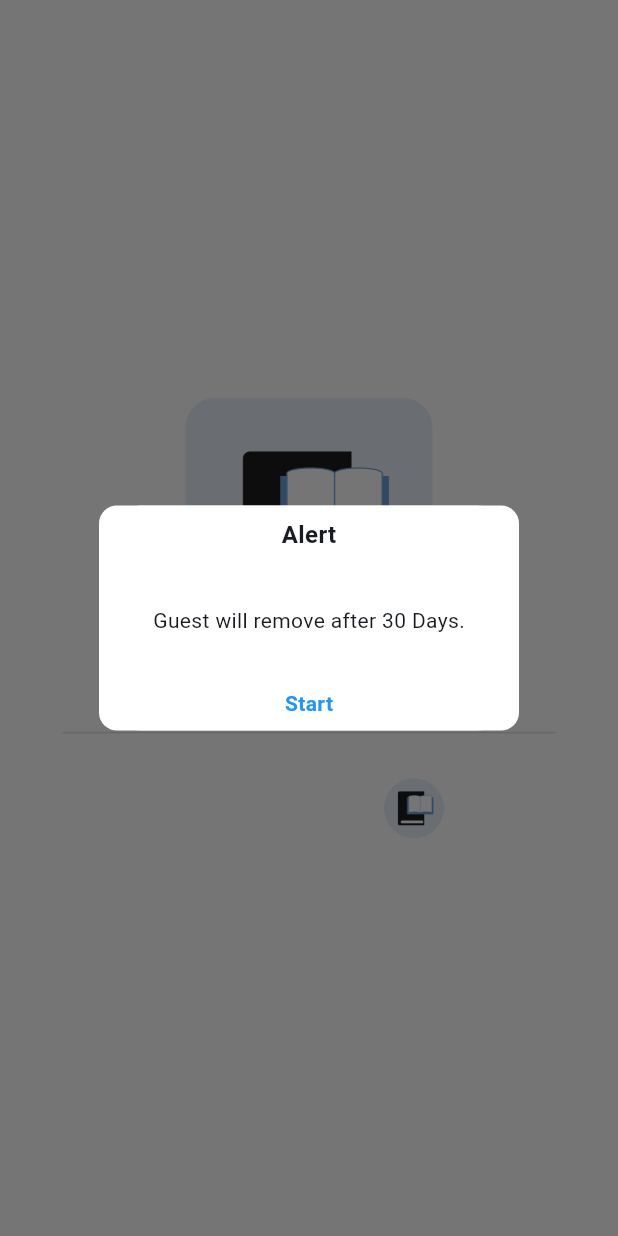
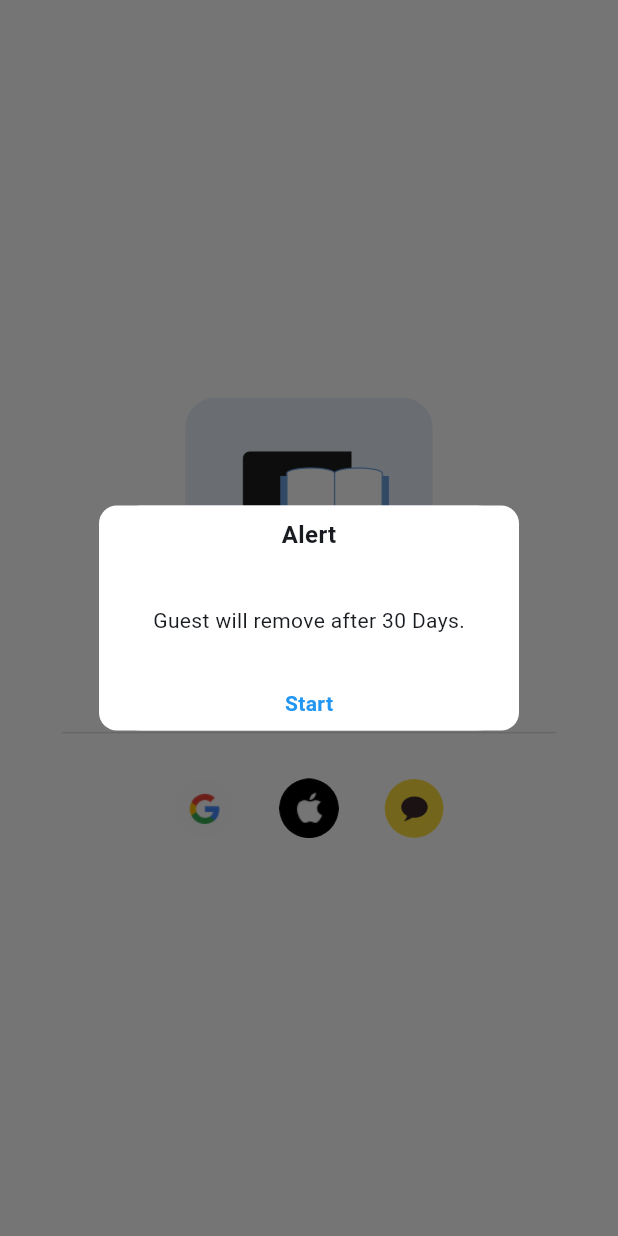
Before and after one commit to corpiii/BookReport, a Flutter app: the screen it shows after launch, after a tap on "Try Guest", on a phone screen of 412 x 824 dp. Run offline on Flutter 3.47's test engine with Material 3 defaults, Android fonts, the phone set to English and light mode, and no system bars; our stand-ins replace cloud_firestore, firebase_auth, firebase_core, flutter_local_notifications, flutter_riverpod, flutter_timezone and 6 more; accounts and stored records are empty; generated files the repository leaves out were written again; network calls fail.

```diff
--- a/lib/presentation/login_scene/widgets/oauth_login_view.dart
+++ b/lib/presentation/login_scene/widgets/oauth_login_view.dart
@@ -46,7 +46,7 @@ class OAuthLoginView extends ConsumerWidget {
             ),
             const SizedBox(width: 30),
             _loginIcon(
-              'assets/image/logo.png',
+              'assets/image/kakao_sign_icon.png',
               onTap: () {},
             ),
           ],
```
Also changed, not shown: assets/fonts/BarlowSemiCondensed-Light.ttf (added), assets/fonts/RubikScribble-Regular.ttf (added), assets/fonts/Satisfy-Regular.ttf (added), assets/image/apple_sign_icon.png (added), assets/image/google_sign_icon.png (added), assets/image/kakao_sign_icon.png (added), 1 other file.
